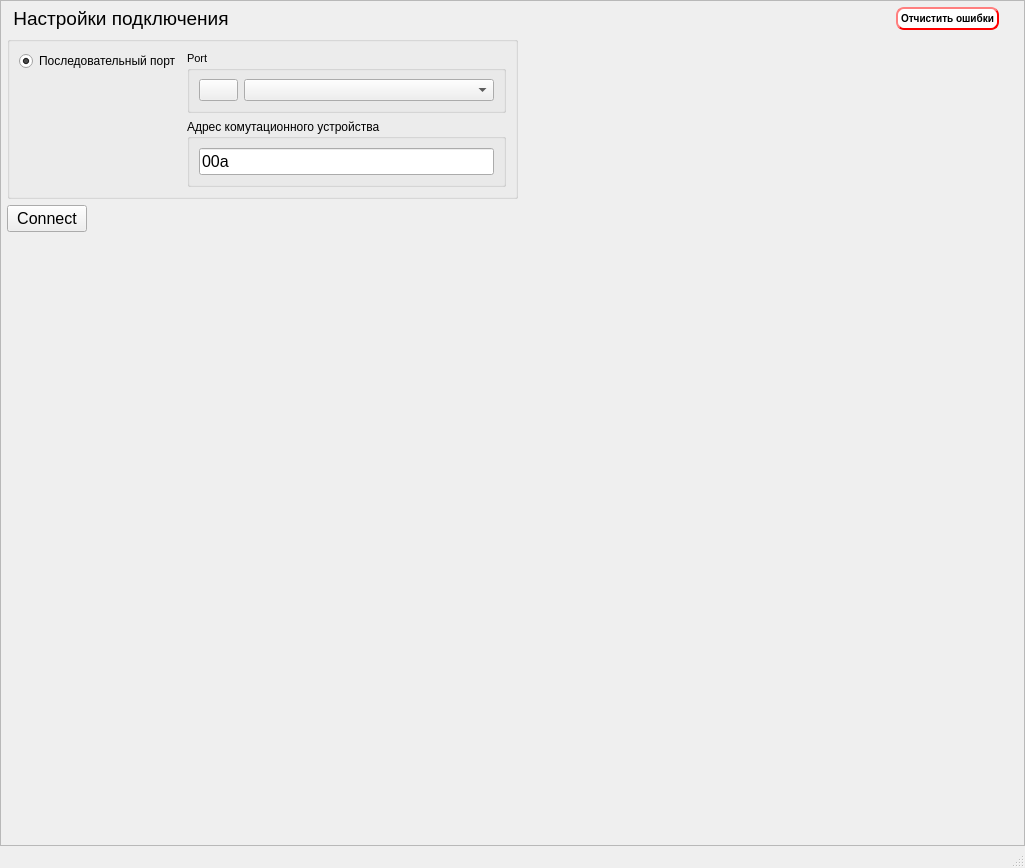
Above: mainwindow.ui from bulkanul/EVO_YFL_1064_GUI_coherent2 before the change. Below: the same form after it.
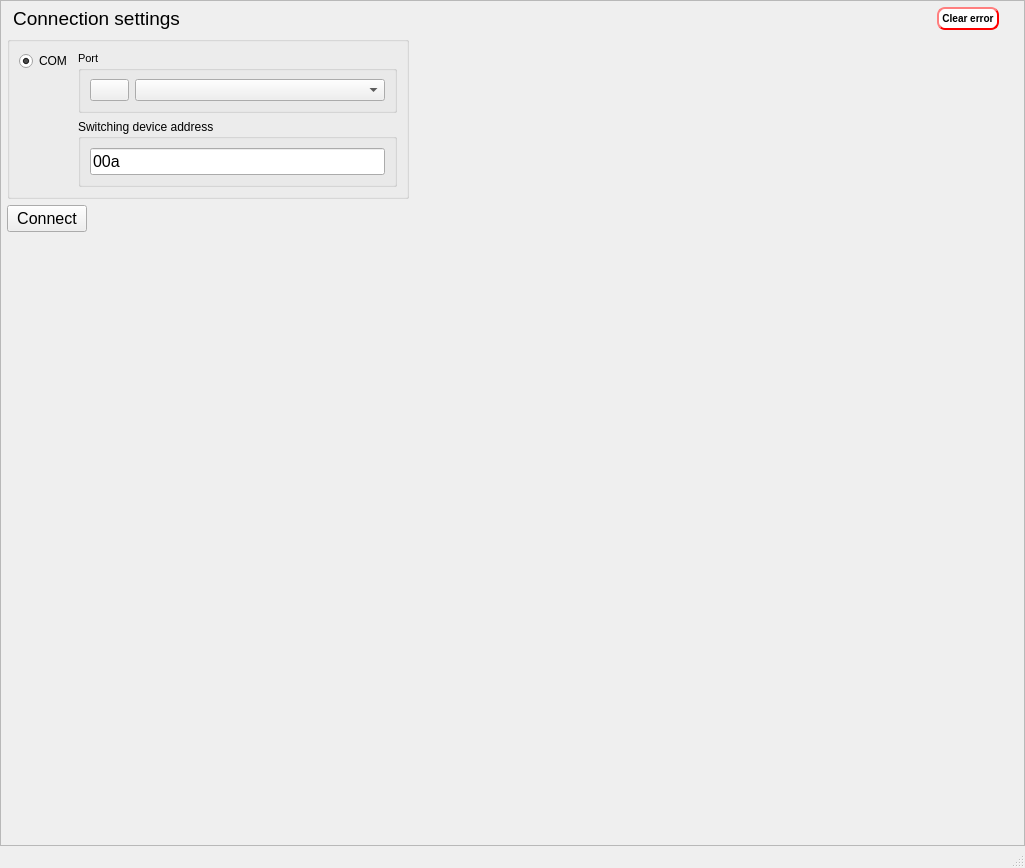
That is the form after the change. Icons and pictures are not drawn.

What changed in the file:
```diff
--- a/mainwindow.ui
+++ b/mainwindow.ui
@@ -120,7 +120,7 @@
 }</string>
              </property>
              <property name="text">
-              <string>Настройки подключения</string>
+              <string>Connection settings</string>
              </property>
              <property name="checkable">
               <bool>false</bool>
@@ -188,7 +188,7 @@
 </string>
              </property>
              <property name="text">
-              <string>Отчистить ошибки</string>
+              <string>Clear error</string>
              </property>
             </widget>
            </item>
@@ -421,7 +421,7 @@
                <item row="0" column="0">
                 <widget class="QRadioButton" name="rb_serial">
                  <property name="text">
-                  <string>Последовательный порт</string>
+                  <string>COM</string>
                  </property>
                  <property name="checked">
                   <bool>true</bool>
@@ -503,7 +503,7 @@
                <item row="1" column="1">
                 <widget class="QGroupBox" name="groupBox_3">
                  <property name="title">
-                  <string>Адрес комутационного устройства</string>
+                  <string>Switching device address</string>
                  </property>
                  <layout class="QVBoxLayout" name="verticalLayout_6">
                   <item>
```
Left out of the diff: 14 changed lines with no effect on the pictures.
